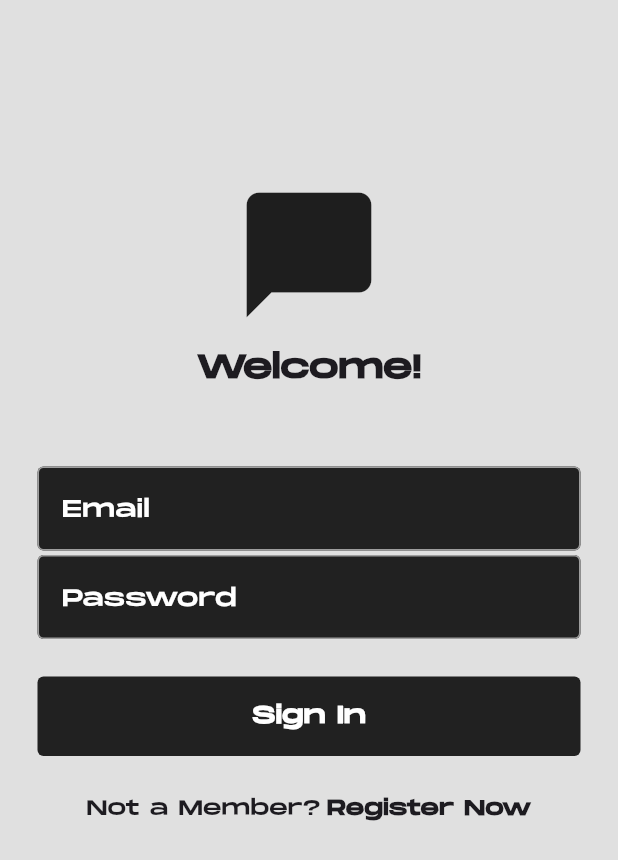
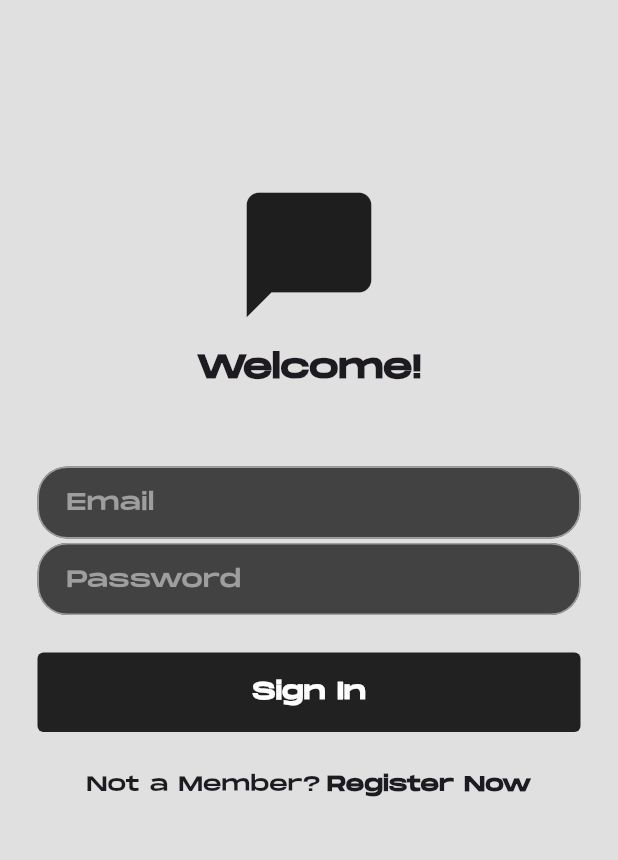
Before and after one commit to Dinath01/Texting_app, a Flutter app: the screen it shows after launch, on a phone screen of 412 x 824 dp. Shown: the top 860 px of the screen. Run offline on Flutter 3.47's test engine with Material 3 defaults, Android fonts, the phone set to English and light mode, and no system bars; our stand-ins replace cloud_firestore, firebase_auth, firebase_core; accounts and stored records are empty.

Commit message:
UI improvements

```diff
--- a/lib/components/text_field.dart
+++ b/lib/components/text_field.dart
@@ -16,15 +16,22 @@ class MyTextField extends StatelessWidget {
     return TextField(
       controller: controller,
       obscureText: obscureText,
+      style: const TextStyle(color: Colors.white, fontFamily: 'Monument'),
       decoration: InputDecoration(
         enabledBorder: OutlineInputBorder(
-          borderSide: BorderSide(color: Colors.grey, width: 1),
+          borderSide: const BorderSide(color: Colors.grey, width: 1),
+          borderRadius: BorderRadius.circular(20),
         ),
-        fillColor: Colors.grey[900],
+        focusedBorder: OutlineInputBorder(
+          borderSide: const BorderSide(color: Colors.white, width: 1.5),
+          borderRadius: BorderRadius.circular(20),
+        ),
+        fillColor: Colors.grey[800],
         filled: true,
         hintText: hintText,
-        hintStyle: const TextStyle(color: Colors.white, fontFamily: 'Monument'),
-      )
+        hintStyle: const TextStyle(color: Colors.grey, fontFamily: 'Monument'),
+        contentPadding: const EdgeInsets.symmetric(vertical: 10, horizontal: 15),
+      ),
     );
   }
 }
```
Also changed, not shown: lib/components/chat_bubble.dart (+20 -11 lines), lib/pages/chat_page.dart (+27 -5 lines), lib/pages/home_page.dart (+50 -18 lines).
